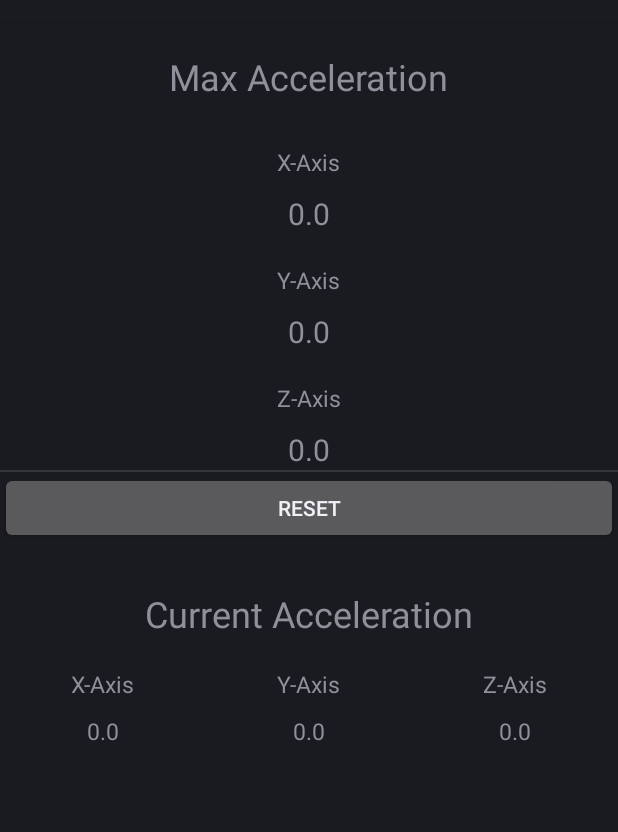
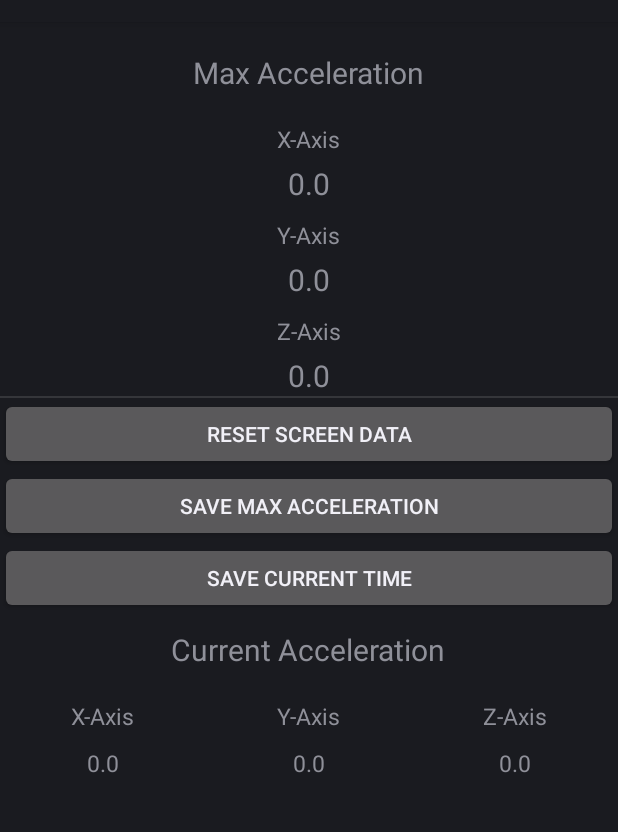
Before and after one commit to btabuenca/Accelerometer, an Android app: the screen it shows after launch (AccelerometerExample), on a phone screen of 412 x 824 dp, the part 62-894 px from its top. Run offline under Robolectric (Android 15) with nearby library versions, the phone set to English and light mode, and no system bars; our stand-ins replace Firebase (no records; nobody signed in at launch, a user with empty details on screens opened directly).

Commit message:
Store data in firebase realtime database

```diff
--- a/app/src/main/java/org/upm/btb/accelerometerexample/AccelerometerExample.java
+++ b/app/src/main/java/org/upm/btb/accelerometerexample/AccelerometerExample.java
@@ -12,6 +12,17 @@ import android.util.Log;
 import android.view.View;
 import android.widget.Button;
 import android.widget.TextView;
+
+import com.google.firebase.database.DatabaseReference;
+import com.google.firebase.database.FirebaseDatabase;
+
+import java.text.SimpleDateFormat;
+import java.time.LocalDateTime;
+import java.time.format.DateTimeFormatter;
+import java.util.Date;
+import java.util.HashMap;
+import java.util.Locale;
+import java.util.Map;
 
 public class AccelerometerExample extends Activity implements SensorEventListener {
 
@@ -35,7 +46,7 @@ public class AccelerometerExample extends Activity implements SensorEventListene
 	public Vibrator v;
 
 	private TextView currentX, currentY, currentZ, maxX, maxY, maxZ;
-	private Button butReset;
+	private Button butReset, butSaveMax, butSaveCurrent;
 
 	@Override
 	public void onCreate(Bundle savedInstanceState) {
@@ -71,8 +82,8 @@ public class AccelerometerExample extends Activity implements SensorEventListene
 		maxY = (TextView) findViewById(R.id.maxY);
 		maxZ = (TextView) findViewById(R.id.maxZ);
 
+		// Reset button listener
 		butReset = (Button) findViewById(R.id.buttonReset);
-
 		butReset.setOnClickListener(new View.OnClickListener(){
 			public void onClick(View view) {
 				deltaXMax = 0;
@@ -88,6 +99,44 @@ public class AccelerometerExample extends Activity implements SensorEventListene
 
 			}
 		});
+
+		// Save max button listener
+		butSaveMax = (Button) findViewById(R.id.buttonSaveMax);
+		butSaveMax.setOnClickListener(new View.OnClickListener(){
+			public void onClick(View view) {
+
+				// update values on FireBase realtime database
+				// See documentation on how to save data in realtime database
+				// https://firebase.google.com/docs/database/admin/save-data
+				FirebaseDatabase database = FirebaseDatabase.getInstance();
+				DatabaseReference myRef = database.getReference("valoresmaximos");
+				Map<String,Object> m = new HashMap<>();
+				m.put("x", deltaXMax);
+				m.put("y", deltaYMax);
+				m.put("z", deltaZMax);
+				myRef.setValue(m);
+
+
+			}
+		});
+
+		// Reset button listener
+		butSaveCurrent = (Button) findViewById(R.id.buttonSaveCurrent);
+		butSaveCurrent.setOnClickListener(new View.OnClickListener(){
+			public void onClick(View view) {
+				FirebaseDatabase database = FirebaseDatabase.getInstance();
+				DatabaseReference myUsersRef = database.getReference();
+				Date d = new Date();
+				SimpleDateFormat sm = new SimpleDateFormat("dd-MM-yyyy HH:mm:ss");
+				String strDate = sm.format(d);
+				myUsersRef.child("botonazos").push().setValue(strDate);
+
+			}
+		});
+
+
+
+
 
 	}
 
@@ -185,6 +234,7 @@ public class AccelerometerExample extends Activity implements SensorEventListene
 			deltaZMax = deltaZ;
 			maxZ.setText(Float.toString(deltaZMax));
 		}
+
 	}
 
 }
--- a/app/src/main/res/layout/activity_main.xml
+++ b/app/src/main/res/layout/activity_main.xml
@@ -13,13 +13,13 @@
         android:layout_gravity="center"
         android:layout_marginBottom="10dp"
         android:text="Max Acceleration"
-        android:textSize="24sp" />
+        android:textSize="20sp" />
 
     <TextView
         android:layout_width="wrap_content"
         android:layout_height="wrap_content"
         android:layout_gravity="center"
-        android:layout_marginTop="20dp"
+        android:layout_marginTop="10dp"
         android:text="X-Axis"
         android:textSize="15dp" />
 
@@ -28,7 +28,7 @@
         android:layout_width="wrap_content"
         android:layout_height="wrap_content"
         android:layout_gravity="center"
-        android:layout_marginTop="10dp"
+        android:layout_marginTop="5dp"
         android:text="0.0"
         android:textSize="20dp" />
 
@@ -36,7 +36,7 @@
         android:layout_width="wrap_content"
         android:layout_height="wrap_content"
         android:layout_gravity="center"
-        android:layout_marginTop="20dp"
+        android:layout_marginTop="10dp"
         android:text="Y-Axis"
         android:textSize="15dp" />
 
@@ -45,7 +45,7 @@
         android:layout_width="wrap_content"
         android:layout_height="wrap_content"
         android:layout_gravity="center"
-        android:layout_marginTop="10dp"
+        android:layout_marginTop="5dp"
         android:text="0.0"
         android:textSize="20dp" />
 
@@ -53,7 +53,7 @@
         android:layout_width="wrap_content"
         android:layout_height="wrap_content"
         android:layout_gravity="center"
-        android:layout_marginTop="20dp"
+        android:layout_marginTop="10dp"
         android:text="Z-Axis"
         android:textSize="15dp" />
 
@@ -62,7 +62,7 @@
         android:layout_width="wrap_content"
         android:layout_height="wrap_content"
         android:layout_gravity="center"
-        android:layout_marginTop="10dp"
+        android:layout_marginTop="5dp"
         android:text="0.0"
         android:textSize="20dp" />
 
@@ -77,16 +77,28 @@
         android:id="@+id/buttonReset"
         android:layout_width="match_parent"
         android:layout_height="wrap_content"
-        android:text="Reset" />
+        android:text="Reset screen data" />
+
+    <Button
+        android:id="@+id/buttonSaveMax"
+        android:layout_width="match_parent"
+        android:layout_height="wrap_content"
+        android:text="Save max acceleration" />
+
+    <Button
+        android:id="@+id/buttonSaveCurrent"
+        android:layout_width="match_parent"
+        android:layout_height="wrap_content"
+        android:text="Save current time" />
 
     <TextView
         android:layout_width="wrap_content"
         android:layout_height="wrap_content"
         android:layout_gravity="center"
-        android:layout_marginTop="30dp"
+        android:layout_marginTop="10dp"
         android:layout_marginBottom="10dp"
         android:text="Current Acceleration"
-        android:textSize="24sp" />
+        android:textSize="20sp" />
 
     <LinearLayout
         android:layout_width="match_parent"
--- a/build.gradle
+++ b/build.gradle
@@ -6,6 +6,9 @@ buildscript {
     }
     dependencies {
         classpath 'com.android.tools.build:gradle:4.2.0'
+
+        // added for firebase
+        classpath 'com.google.gms:google-services:4.3.8'
     }
 }
 
```
Also changed, not shown: app/build.gradle (+10 -0 lines), 1 other file.
